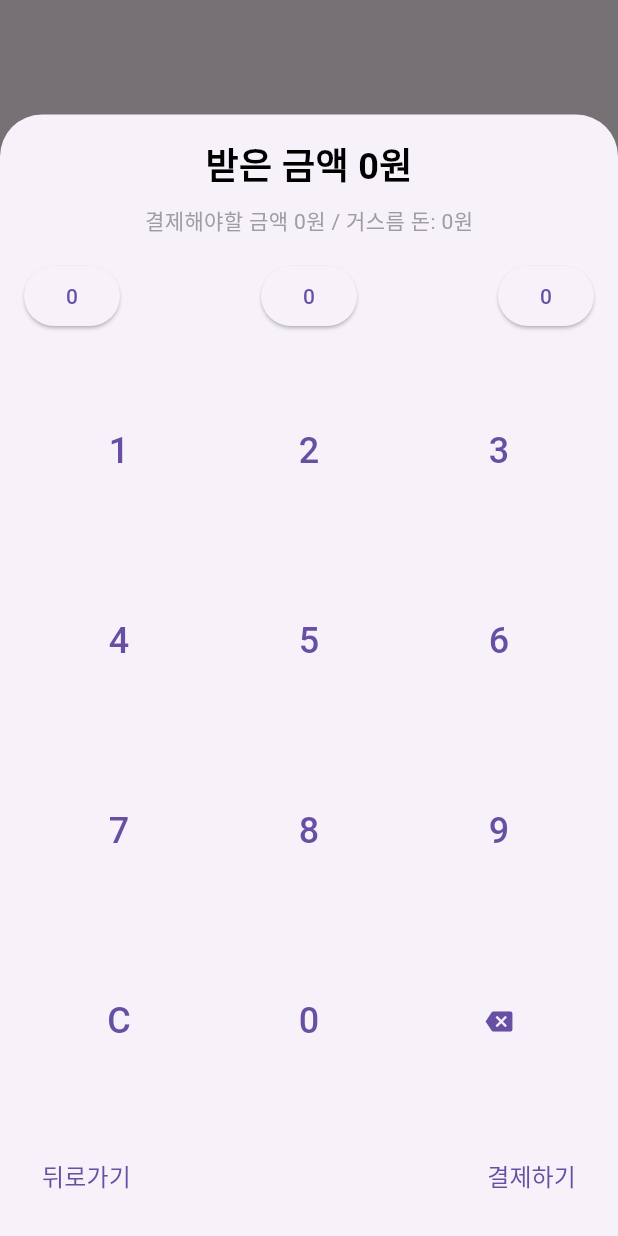
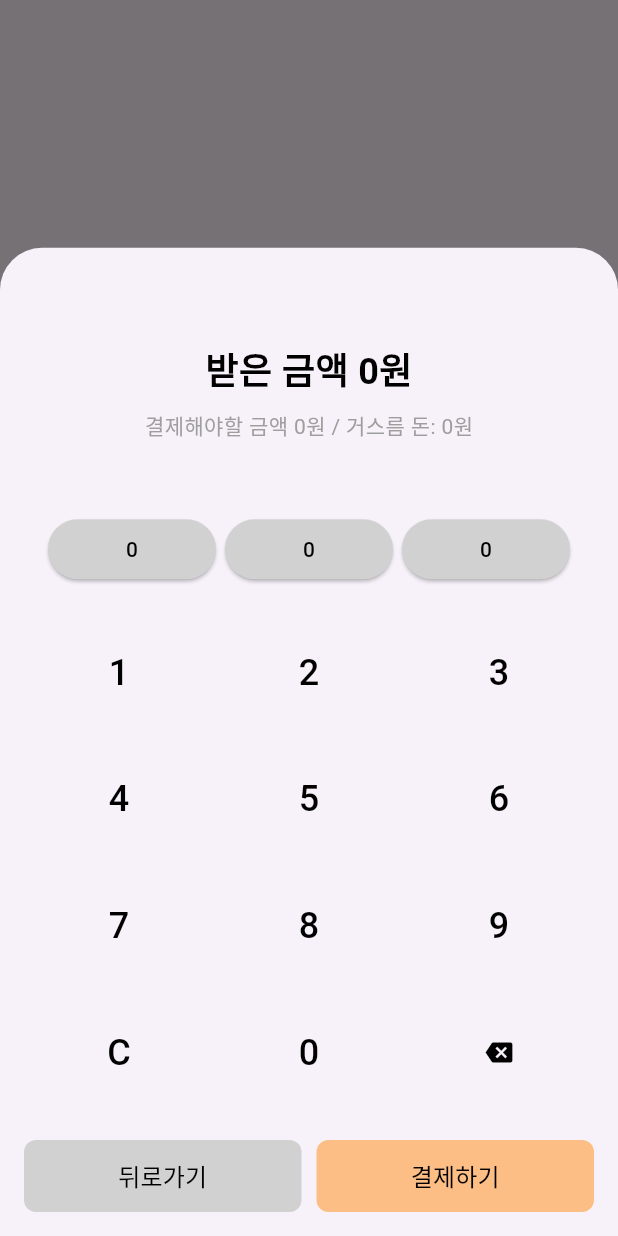
Before and after one commit to 1999mo/2024-Capstone-Team4, a Flutter app: what showCalculatorBottomSheet() shows on an empty page, opened directly with empty values, on a phone screen of 412 x 824 dp. Run offline on Flutter 3.47's test engine with Material 3 defaults, Android fonts, the phone set to English and light mode, and no system bars; our stand-ins replace cloud_firestore, firebase_auth, firebase_core, firebase_storage, google_sign_in, image_picker and 1 more; missing offline and left inert: mailer; accounts and stored records are empty; network calls fail.

Commit message:
계산/상품판매 페이지 수정

```diff
--- a/lib/screens/seller_screens/calculator.dart
+++ b/lib/screens/seller_screens/calculator.dart
@@ -31,6 +31,7 @@ Future<Map<String, dynamic>?> showCalculatorBottomSheet({
             child: Column(
               mainAxisSize: MainAxisSize.min,
               children: [
+                const SizedBox(height: 48),
                   Text(
                     '받은 금액 ${numberFormat.format(receivedAmount)}원',
                     style: TextStyle(
@@ -44,8 +45,10 @@ Future<Map<String, dynamic>?> showCalculatorBottomSheet({
                   '결제해야할 금액 ${numberFormat.format(totalAmount)}원 / 거스름 돈: ${numberFormat.format(change)}원',
                   style: const TextStyle(color: Colors.grey),
                 ),
-                const SizedBox(height: 16),
-                Row(
+                const SizedBox(height: 48),
+                Container(
+                  padding: EdgeInsets.symmetric(horizontal: 16),
+                  child: Row(
                     mainAxisAlignment: MainAxisAlignment.spaceBetween,
                     children: [
                       ElevatedButton(
@@ -54,7 +57,11 @@ Future<Map<String, dynamic>?> showCalculatorBottomSheet({
                             receivedAmount = totalAmount;
                           });
                         },
-                      child: Text(numberFormat.format(totalAmount)),
+                        style: ElevatedButton.styleFrom(
+                          fixedSize: const Size(112,33),
+                          backgroundColor: const Color(0xFFD1D1D1),
+                        ),
+                        child: Text(numberFormat.format(totalAmount), style: const TextStyle(color: Colors.black),),
                       ),
                       ElevatedButton(
                         onPressed: () {
@@ -62,7 +69,11 @@ Future<Map<String, dynamic>?> showCalculatorBottomSheet({
                             receivedAmount = next5000;
                           });
                         },
-                      child: Text(numberFormat.format(next5000)),
+                        style: ElevatedButton.styleFrom(
+                          fixedSize: const Size(112,33),
+                          backgroundColor: const Color(0xFFD1D1D1),
+                        ),
+                        child: Text(numberFormat.format(next5000), style: const TextStyle(color: Colors.black),),
                       ),
                       ElevatedButton(
                         onPressed: () {
@@ -70,14 +81,20 @@ Future<Map<String, dynamic>?> showCalculatorBottomSheet({
                             receivedAmount = next10000;
                           });
                         },
-                      child: Text(numberFormat.format(next10000)),
+                        style: ElevatedButton.styleFrom(
+                          fixedSize: const Size(112,33),
+                          backgroundColor: const Color(0xFFD1D1D1),
+                        ),
+                        child: Text(numberFormat.format(next10000), style: const TextStyle(color: Colors.black),),
                       ),
                     ],
+                  ),
                 ),
                 const SizedBox(height: 16),
                 GridView.count(
                   crossAxisCount: 3,
                   shrinkWrap: true,
+                  childAspectRatio: 1.5,
                   children: [
                     ...List.generate(9, (index) {
                       final number = (index + 1).toString();
@@ -87,7 +104,8 @@ Future<Map<String, dynamic>?> showCalculatorBottomSheet({
                             receivedAmount = int.parse('$receivedAmount$number');
                           });
                         },
-                        child: Text(number, style: const TextStyle(fontSize: 24)),
+
+                        child: Text(number, style: const TextStyle(fontSize: 24, color: Colors.black)),
                       );
                     }),
                     TextButton(
@@ -96,7 +114,7 @@ Future<Map<String, dynamic>?> showCalculatorBottomSheet({
                           receivedAmount = 0;
                         });
                       },
-                      child: const Text('C', style: TextStyle(fontSize: 24)),
+                      child: const Text('C', style: TextStyle(fontSize: 24, color: Colors.black)),
                     ),
                     TextButton(
                       onPressed: () {
@@ -104,7 +122,7 @@ Future<Map<String, dynamic>?> showCalculatorBottomSheet({
                           receivedAmount = int.parse('${receivedAmount}0');
                         });
                       },
-                      child: const Text('0', style: TextStyle(fontSize: 24)),
+                      child: const Text('0', style: TextStyle(fontSize: 24, color: Colors.black)),
                     ),
                     TextButton(
                       onPressed: () {
@@ -114,7 +132,7 @@ Future<Map<String, dynamic>?> showCalculatorBottomSheet({
                           }
                         });
                       },
-                      child: const Icon(Icons.backspace),
+                      child: const Icon(Icons.backspace, color: Colors.black),
                     ),
                   ],
                 ),
@@ -122,13 +140,28 @@ Future<Map<String, dynamic>?> showCalculatorBottomSheet({
                 Row(
                   mainAxisAlignment: MainAxisAlignment.spaceBetween,
                   children: [
-                    TextButton(
+          Expanded(
+          child: Container(
+          decoration: BoxDecoration(
+          color: const Color(0xFFD1D1D1),
+          borderRadius: BorderRadius.circular(8),
+          ),
+          child: TextButton(
                       onPressed: () {
                         Navigator.pop(context, null); // 아무 값도 반환하지 않음
                       },
-                      child: const Text('뒤로가기', style: TextStyle(fontSize: 16)),
+                      child: const Text('뒤로가기', style: TextStyle(fontSize: 16, color: Colors.black)),
                     ),
-                    TextButton(
+                    ),
+          ),
+                    const SizedBox(width: 10),
+                    Expanded(
+                    child: Container(
+          decoration: BoxDecoration(
+          color: const Color(0xFFFDBE85),
+          borderRadius: BorderRadius.circular(8),
+          ),
+          child: TextButton(
                       onPressed: () async {
                         if (receivedAmount < totalAmount) {
                           showDialog(
@@ -266,7 +299,9 @@ Future<Map<String, dynamic>?> showCalculatorBottomSheet({
                           }
                         }
                       },
-                      child: const Text('결제하기', style: TextStyle(fontSize: 16)),
+                      child: const Text('결제하기', style: TextStyle(fontSize: 16, color: Colors.black)),
+                    ),
+                    ),
                     ),
                   ],
                 ),
--- a/lib/screens/seller_screens/edit_selling_items.dart
+++ b/lib/screens/seller_screens/edit_selling_items.dart
@@ -264,10 +264,10 @@ class _EditSellingItemsState extends State<EditSellingItems> {
             padding: const EdgeInsets.all(8.0),
             child: Row(
               children: [
-                const Text(
-                  '작가 선택: ',
-                  style: TextStyle(fontSize: 16, fontWeight: FontWeight.bold),
-                ),
+                // const Text(
+                //   '작가 선택: ',
+                //   style: TextStyle(fontSize: 16, fontWeight: FontWeight.bold),
+                // ),
                 DropdownButton<String>(
                   value: selectedPainter,
                   onChanged: (value) {
--- a/lib/screens/seller_screens/selling_details.dart
+++ b/lib/screens/seller_screens/selling_details.dart
@@ -155,7 +155,10 @@ class _SellingDetailsState extends State<SellingDetails> {
                                               height: 30,
                                               width: 30,
                                               child: IconButton(
-                                                icon: const Icon(Icons.remove),
+                                                icon: const Icon(
+                                                    Icons.remove,
+                                                  color: Colors.blue,
+                                                ),
                                                 iconSize: 18,
                                                 padding: EdgeInsets.zero,
                                                 constraints: BoxConstraints(),
@@ -185,7 +188,10 @@ class _SellingDetailsState extends State<SellingDetails> {
                                               height: 30,
                                               width: 30,
                                               child: IconButton(
-                                                icon: const Icon(Icons.add),
+                                                icon: const Icon(
+                                                    Icons.add,
+                                                    color: Colors.red,
+                                                ),
                                                 iconSize: 18,
                                                 padding: EdgeInsets.zero,
                                                 constraints: BoxConstraints(),
--- a/lib/screens/user_auth/login_screen.dart
+++ b/lib/screens/user_auth/login_screen.dart
@@ -101,7 +101,7 @@ class _LoginScreenState extends State<LoginScreen> {
                       );
                     }
                   },
-                  child: const Center(child: Text('로그인')),
+                  child: const Center(child: Text('로그인', style: TextStyle(color: Colors.black))),
                 ),
               ),
               SizedBox(
@@ -113,7 +113,7 @@ class _LoginScreenState extends State<LoginScreen> {
                       onPressed: () {
                         Navigator.pushNamed(context, '/user_auth/signup');
                       },
-                      child: const Text('회원가입'),
+                      child: const Text('회원가입', style: TextStyle(color: Colors.black)),
                     ),
                     Container(
                       height: 20, // 경계선 높이
@@ -125,7 +125,7 @@ class _LoginScreenState extends State<LoginScreen> {
                       onPressed: () {
                         Navigator.pushNamed(context, '/user_auth/find_id');
                       },
-                      child: const Text('비밀번호 찾기'),
+                      child: const Text('비밀번호 찾기', style: TextStyle(color: Colors.black)),
                     ),
                   ],
                 ),
```
Lines whose indentation alone changed are shown as unchanged.
